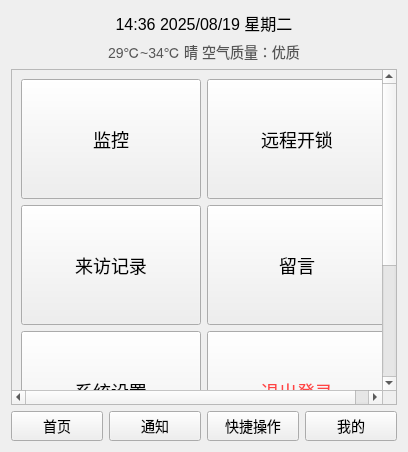
Old version of the form src/widgets/mainwidget.ui in the repository yeisme/CrossControl.
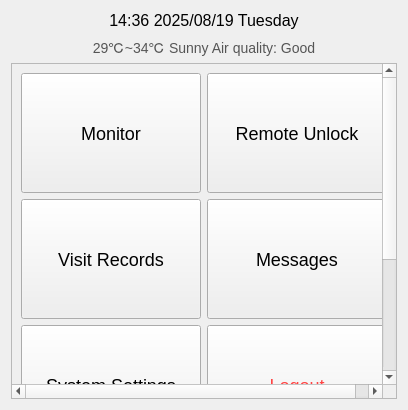
New version of the form.

The edit to the form file:
```diff
--- a/src/widgets/mainwidget.ui
+++ b/src/widgets/mainwidget.ui
@@ -10,9 +10,9 @@
        <property name="styleSheet">
         <string>font-size: 16px;</string>
        </property>
-       <property name="text">
-        <string>14:36 2025/08/19 星期二</string>
-       </property>
+  <property name="text">
+   <string>14:36 2025/08/19 Tuesday</string>
+  </property>
        <property name="alignment">
         <set>Qt::AlignmentFlag::AlignCenter</set>
        </property>
@@ -23,9 +23,9 @@
        <property name="styleSheet">
         <string>font-size: 14px; color: #555;</string>
        </property>
-       <property name="text">
-        <string>29℃~34℃ 晴 空气质量：优质</string>
-       </property>
+  <property name="text">
+   <string>29℃~34℃ Sunny Air quality: Good</string>
+  </property>
        <property name="alignment">
         <set>Qt::AlignmentFlag::AlignCenter</set>
        </property>
@@ -60,7 +60,7 @@
           <string>font-size: 18px;</string>
          </property>
          <property name="text">
-          <string>监控</string>
+          <string>Monitor</string>
          </property>
         </widget>
        </item>
@@ -76,7 +76,7 @@
           <string>font-size: 18px;</string>
          </property>
          <property name="text">
-          <string>远程开锁</string>
+          <string>Remote Unlock</string>
          </property>
         </widget>
        </item>
@@ -92,7 +92,7 @@
           <string>font-size: 18px;</string>
          </property>
          <property name="text">
-          <string>来访记录</string>
+          <string>Visit Records</string>
          </property>
         </widget>
        </item>
@@ -108,7 +108,7 @@
           <string>font-size: 18px;</string>
          </property>
          <property name="text">
-          <string>留言</string>
+          <string>Messages</string>
          </property>
         </widget>
        </item>
@@ -124,7 +124,7 @@
           <string>font-size: 18px;</string>
          </property>
          <property name="text">
-          <string>系统设置</string>
+          <string>System Settings</string>
          </property>
         </widget>
        </item>
@@ -140,7 +140,7 @@
           <string>font-size: 18px; color: #ff4444;</string>
          </property>
          <property name="text">
-          <string>退出登录</string>
+          <string>Logout</string>
          </property>
         </widget>
        </item>
@@ -164,50 +164,7 @@
      </widget>
     </widget>
    </item>
-   <item>
-    <layout class="QHBoxLayout" name="horizontalLayoutBottom">
-     <item>
-      <widget class="QPushButton" name="btnHome">
-       <property name="styleSheet">
-        <string>font-size: 14px;</string>
-       </property>
-       <property name="text">
-        <string>首页</string>
-       </property>
-      </widget>
-     </item>
-     <item>
-      <widget class="QPushButton" name="btnNotifications">
-       <property name="styleSheet">
-        <string>font-size: 14px;</string>
-       </property>
-       <property name="text">
-        <string>通知</string>
-       </property>
-      </widget>
-     </item>
-     <item>
-      <widget class="QPushButton" name="btnQuickActions">
-       <property name="styleSheet">
-        <string>font-size: 14px;</string>
-       </property>
-       <property name="text">
-        <string>快捷操作</string>
-       </property>
-      </widget>
-     </item>
-     <item>
-      <widget class="QPushButton" name="btnUser">
-       <property name="styleSheet">
-        <string>font-size: 14px;</string>
-       </property>
-       <property name="text">
-        <string>我的</string>
-       </property>
-      </widget>
-     </item>
-    </layout>
-   </item>
+   
   </layout>
  </widget>
  <resources/>
```
Left out of the diff: 6 changed lines with no effect on the pictures.
